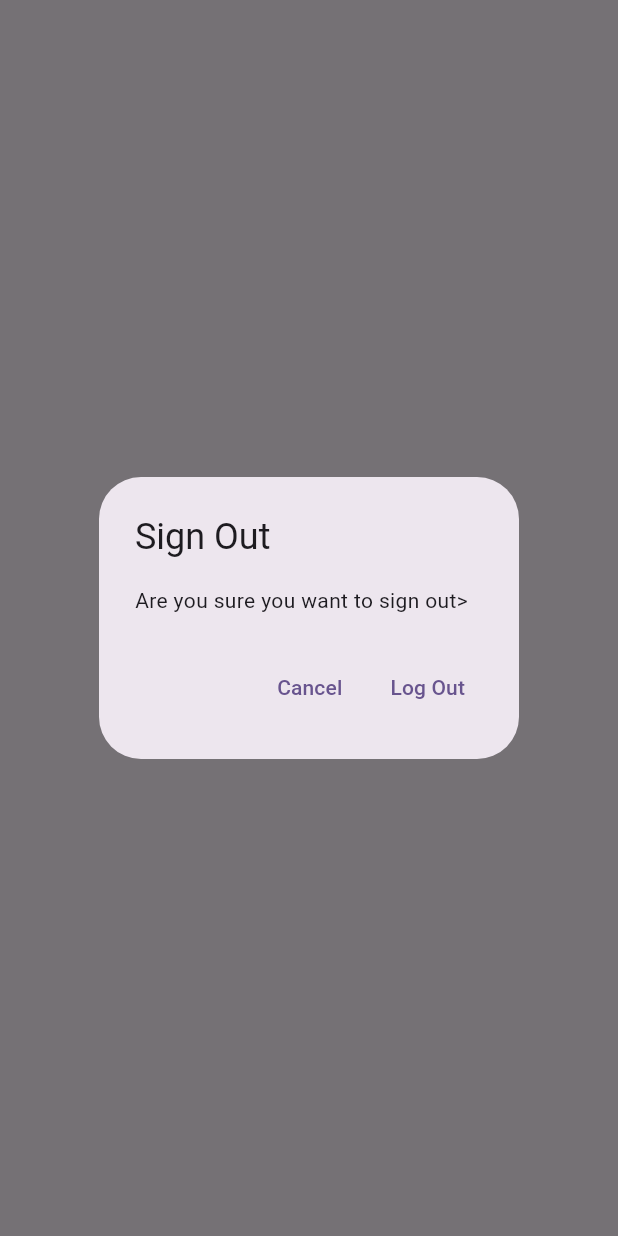
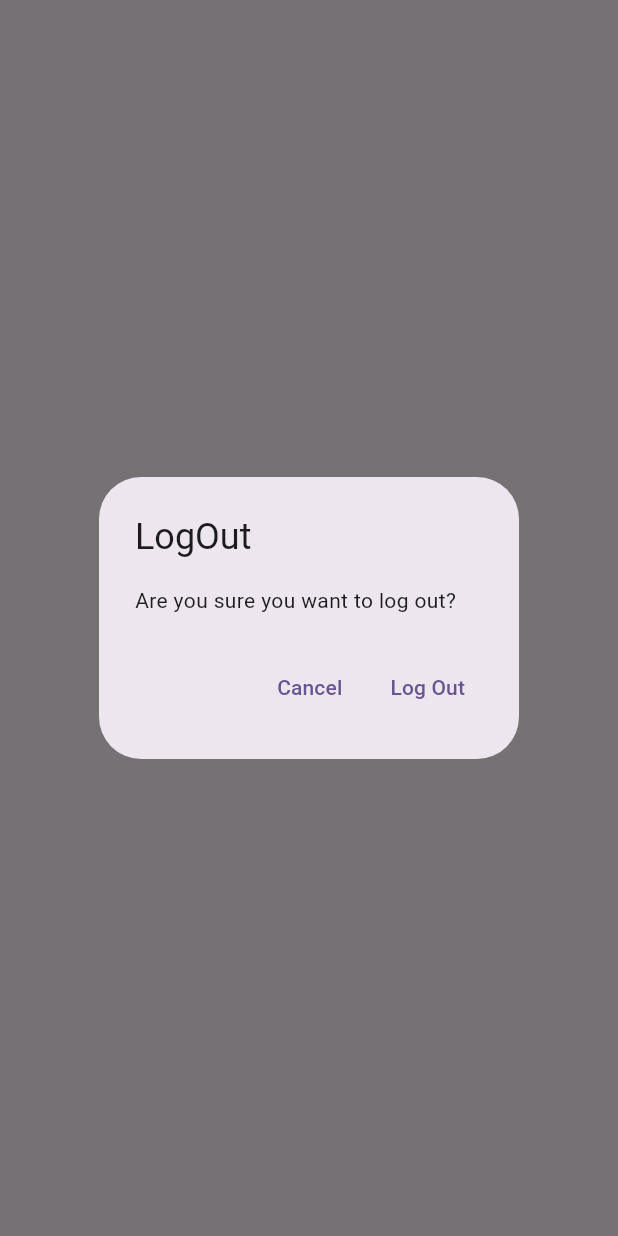
Before and after one commit to Sahilstha9/MyNotes, a Flutter app: what showLogOutDialog() shows on an empty page, opened directly, on a phone screen of 412 x 824 dp. Run offline on Flutter 3.47's test engine with Material 2 defaults, Android fonts, the phone set to English and light mode, and no system bars; our stand-ins replace firebase_auth, firebase_core, sqflite; accounts and stored records are empty; network calls fail.

Commit message:
refractor-dialog-created-generic-and-added-delete-button

```diff
--- /dev/null
+++ b/lib/utilities/dialogs/generic_dialog.dart
@@ -0,0 +1,34 @@
+import 'package:flutter/material.dart';
+
+typedef DialogOptionBuilder<T> = Map<String, T?> Function();
+
+Future<T?> showGenericDialog<T>({
+  required BuildContext context,
+  required String title,
+  required String content,
+  required DialogOptionBuilder optionsBuilder,
+}) {
+  final options = optionsBuilder();
+
+  return showDialog<T>(
+    context: context,
+    builder: (context) {
+      return AlertDialog(
+          title: Text(title),
+          content: Text(content),
+          actions: options.keys.map((optionTitle) {
+            final value = options[optionTitle];
+            return TextButton(
+              onPressed: () {
+                if (value != null) {
+                  Navigator.of(context).pop(value);
+                } else {
+                  Navigator.of(context).pop();
+                }
+              },
+              child: Text(optionTitle),
+            );
+          }).toList());
+    },
+  );
+}
--- /dev/null
+++ b/lib/utilities/dialogs/logout_dialog.dart
@@ -0,0 +1,18 @@
+import 'package:flutter/material.dart';
+import 'package:mynotes/utilities/dialogs/generic_dialog.dart';
+
+Future<bool> showLogOutDialog(
+  BuildContext context,
+) {
+  return showGenericDialog<bool>(
+    context: context,
+    title: 'LogOut',
+    content: 'Are you sure you want to log out?',
+    optionsBuilder: () => {
+      'Cancel': false,
+      'Log Out': true,
+    },
+  ).then(
+    (value) => value ?? false,
+  );
+}
--- a/lib/views/login_view.dart
+++ b/lib/views/login_view.dart
@@ -3,7 +3,7 @@ import 'package:mynotes/services/auth/auth_exception.dart';
 import 'package:mynotes/services/auth/auth_service.dart';
 
 import '../constants/routes.dart';
-import '../utilities/show_error_dialog.dart';
+import '../utilities/dialogs/error_dialog.dart';
 
 class LoginView extends StatefulWidget {
   const LoginView({super.key});
--- a/lib/views/notes/notes_view.dart
+++ b/lib/views/notes/notes_view.dart
@@ -2,10 +2,12 @@ import 'package:firebase_core/firebase_core.dart';
 import 'package:flutter/material.dart';
 import 'package:mynotes/services/auth/auth_service.dart';
 import 'package:mynotes/services/crud/notes_service.dart';
+import 'package:mynotes/views/notes/note_list_view.dart';
 import 'dart:developer' show log;
 
 import '../../constants/routes.dart';
 import '../../enums/menu_action.dart';
+import '../../utilities/dialogs/logout_dialog.dart';
 
 class NotesView extends StatefulWidget {
   const NotesView({super.key});
@@ -73,20 +75,11 @@ class _NotesViewState extends State<NotesView> {
                       case ConnectionState.active:
                         if (snapshot.hasData) {
                           final allNotes = snapshot.data as List<DatabaseNote>;
-                          return ListView.builder(
-                            itemCount: allNotes.length,
-                            itemBuilder: (context, index) {
-                              final note = allNotes[index];
-                              return ListTile(
-                                title: Text(
-                                  note.text,
-                                  maxLines: 1,
-                                  softWrap: true,
-                                  overflow: TextOverflow.ellipsis,
-                                ),
-                              );
-                            },
-                          );
+                          return NotesListView(
+                              notes: allNotes,
+                              onDeleteNote: (note) async {
+                                await _notesService.deleteNote(id: note.id);
+                              });
                         } else {
                           return const CircularProgressIndicator();
                         }
@@ -104,27 +97,3 @@ class _NotesViewState extends State<NotesView> {
         ));
   }
 }
-
-Future<bool> showLogOutDialog(BuildContext context) {
-  return showDialog<bool>(
-    context: context,
-    builder: (context) {
-      return AlertDialog(
-        title: const Text('Sign Out'),
-        content: const Text('Are you sure you want to sign out>'),
-        actions: [
-          TextButton(
-              onPressed: () {
-                Navigator.of(context).pop(false);
-              },
-              child: const Text('Cancel')),
-          TextButton(
-              onPressed: () {
-                Navigator.of(context).pop(true);
-              },
-              child: const Text('Log Out'))
-        ],
-      );
-    },
-  ).then((value) => value ?? false);
-}
--- a/lib/views/register_view.dart
+++ b/lib/views/register_view.dart
@@ -3,7 +3,7 @@ import 'package:mynotes/services/auth/auth_exception.dart';
 import 'package:mynotes/services/auth/auth_service.dart';
 
 import '../constants/routes.dart';
-import '../utilities/show_error_dialog.dart';
+import '../utilities/dialogs/error_dialog.dart';
 
 class RegisterView extends StatefulWidget {
   const RegisterView({super.key});
```
Also changed, not shown: lib/utilities/dialogs/delete_dialog.dart (added, +18 -0 lines), lib/utilities/dialogs/error_dialog.dart (added, +16 -0 lines), lib/utilities/show_error_dialog.dart (deleted, +0 -23 lines), lib/views/notes/note_list_view.dart (added, +42 -0 lines).
